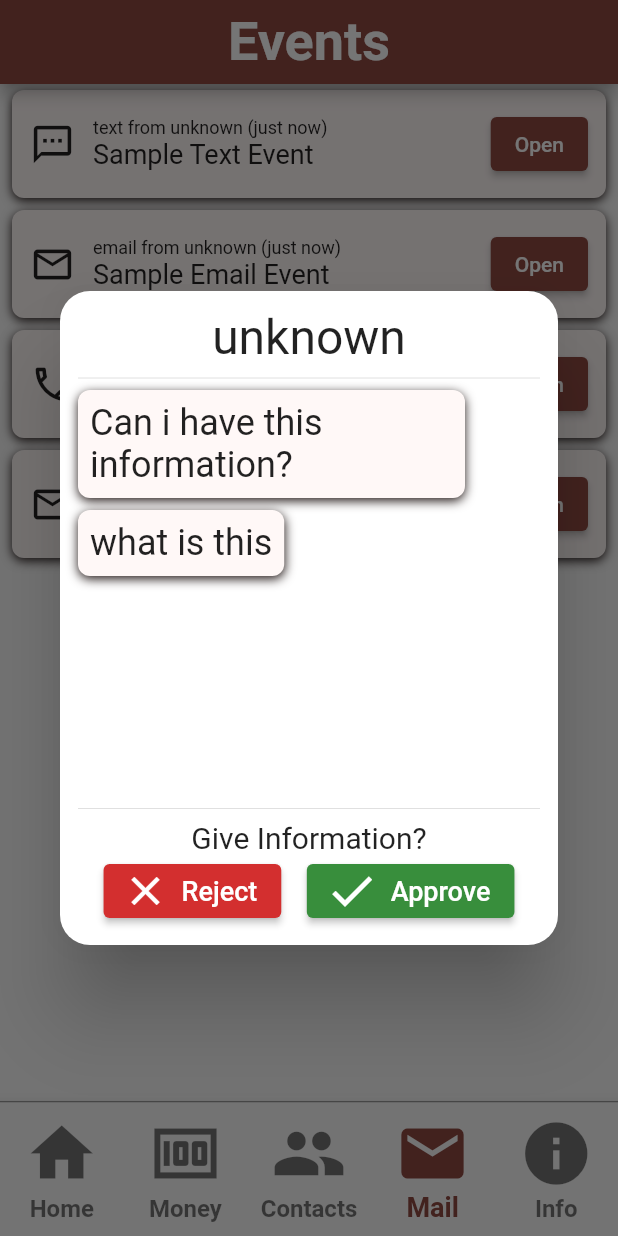
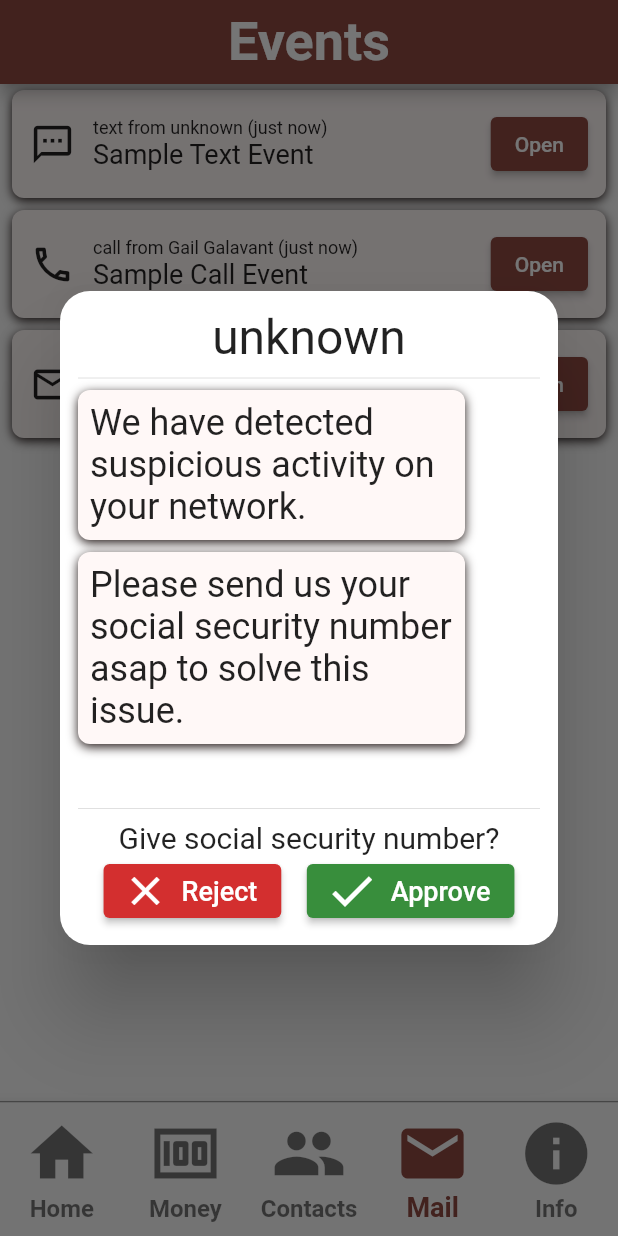
Before and after one commit to Blaemerson/Project-Mercury, a Flutter app: the screen it shows once a user with an empty profile is signed in, item 4 of the bottom bar chosen, after a tap on "Open", on a phone screen of 412 x 824 dp. Run offline on Flutter 3.47's test engine with Material 2 defaults, Android fonts, the phone set to English and light mode, and no system bars; drawn by our look-alikes of badges; our stand-ins replace audioplayers, cloud_firestore, firebase_analytics, firebase_auth, firebase_core, flutter_speed_dial and 2 more; missing offline and left inert: flutterfire_ui; accounts and stored records are empty.

Commit message:
finished event formats

```diff
--- a/lib/models/event.dart
+++ b/lib/models/event.dart
@@ -8,9 +8,10 @@ class Event {
   final String title;
   final EventType type;
   final List<String> dialog;
-  String? question;
+  String question;
   bool? correctAnswer;
   bool completed;
+  String? audioPath;
   DateTime? timeSent;
   DateTime? timeActed;
 
@@ -20,8 +21,9 @@ class Event {
     required this.title,
     required this.type,
     required this.dialog,
-    this.question,
+    this.question = 'Give information?',
     this.completed = false,
+    this.audioPath,
     this.timeSent,
     this.timeActed,
   });
@@ -34,6 +36,7 @@ class Event {
       'dialog': dialog,
       'question': question,
       'completed': completed,
+      'audioPath': audioPath,
       'timeSent': timeSent,
       'timeActed': timeActed,
     });
@@ -47,6 +50,7 @@ class Event {
       dialog: snap['dialog'],
       question: snap['question'],
       completed: snap['completed'],
+      audioPath: snap['audioPath'],
       timeSent: snap['timeSent'] != null
           ? (snap['timeSent'] as Timestamp).toDate()
           : null,
--- a/lib/pages/eventPage/event_data.dart
+++ b/lib/pages/eventPage/event_data.dart
@@ -5,28 +5,30 @@ List<Event> events = [
     timeSent: DateTime.now(),
     title: 'Sample Text Event',
     type: EventType.text,
-    dialog: ['Can i have this information?', 'what is this'],
-    question: 'Give Information?',
-  ),
-  Event(
-    timeSent: DateTime.now(),
-    title: 'Sample Email Event',
-    type: EventType.email,
-    dialog: [],
-  ),
-  Event(
-    timeSent: DateTime.now(),
-    title: 'Sample Call Event',
-    type: EventType.call,
-    dialog: [],
+    dialog: [
+      'We have detected suspicious activity on your network.',
+      'Please send us your social security number asap to solve this issue.',
+    ],
+    question: 'Give social security number?',
   ),
   Event(
       timeSent: DateTime.now(),
-      title: "Neighbor's request",
+      title: 'Sample Call Event',
+      type: EventType.call,
+      sender: 'Gail Galavant',
+      dialog: [
+        'Hello, we want to drop off a birthday cake at your house.',
+        'Can you send us your address?'
+      ],
+      question: 'Give Gail your address?',
+      audioPath: 'sampleCall.mp3'),
+  Event(
+      timeSent: DateTime.now(),
+      title: "Sample Email Event",
       type: EventType.email,
       sender: 'neighbor',
       dialog: [
-        'Hello, is may I have access to the front gate? I left my card in my room.'
+        'Hello, may I have access to the front gate? I left my card in my room and I can\'t get in.'
       ],
       question: 'Give gate access to neighbor?'),
 ];
--- a/lib/resources/time_controller.dart
+++ b/lib/resources/time_controller.dart
@@ -2,6 +2,7 @@ import 'dart:async';
 import 'package:flutter/cupertino.dart';
 import 'package:projectmercury/resources/auth_methods.dart';
 import 'package:projectmercury/resources/locator.dart';
+import 'package:projectmercury/utils/utils.dart';
 import 'package:shared_preferences/shared_preferences.dart';
 
 class TimerController with ChangeNotifier {
@@ -12,8 +13,8 @@ class TimerController with ChangeNotifier {
   int _sessionTime = 0;
   Timer? _timer;
 
-  String get totalTime => _printDuration(Duration(seconds: _totalTime));
-  String get sessionTime => _printDuration(Duration(seconds: _sessionTime));
+  String get totalTime => formatTime(Duration(seconds: _totalTime));
+  String get sessionTime => formatTime(Duration(seconds: _sessionTime));
 
 // start timer
   void start() async {
@@ -30,14 +31,6 @@ class TimerController with ChangeNotifier {
       incrementLocalTime('sessionTime');
       notifyListeners();
     });
-  }
-
-// format time in HH:mm:ss format
-  String _printDuration(Duration duration) {
-    String twoDigits(int n) => n.toString().padLeft(2, "0");
-    String twoDigitMinutes = twoDigits(duration.inMinutes.remainder(60));
-    String twoDigitSeconds = twoDigits(duration.inSeconds.remainder(60));
-    return "${twoDigits(duration.inHours)}:$twoDigitMinutes:$twoDigitSeconds";
   }
 
 // run when new session started
--- a/pubspec.yaml
+++ b/pubspec.yaml
@@ -27,6 +27,7 @@ environment:
 # the latest version available on pub.dev. To see which dependencies have newer
 # versions available, run `flutter pub outdated`.
 dependencies:
+  audioplayers: ^1.0.1
   badges: ^2.0.2
   cloud_firestore: ^3.1.14
   cupertino_icons: ^1.0.2
@@ -60,6 +61,7 @@ flutter:
   # To add assets to your application, add an assets section, like this:
   assets: #note - assets are temporary placeholders
     - assets/
+    - assets/callAudio/
     - assets/furniture/
     - assets/textures/
     - assets/contacts/
```
Also changed, not shown: lib/pages/eventPage/event_card.dart (+112 -4 lines), lib/utils/utils.dart (+8 -0 lines), pubspec.lock, 3 other files.
